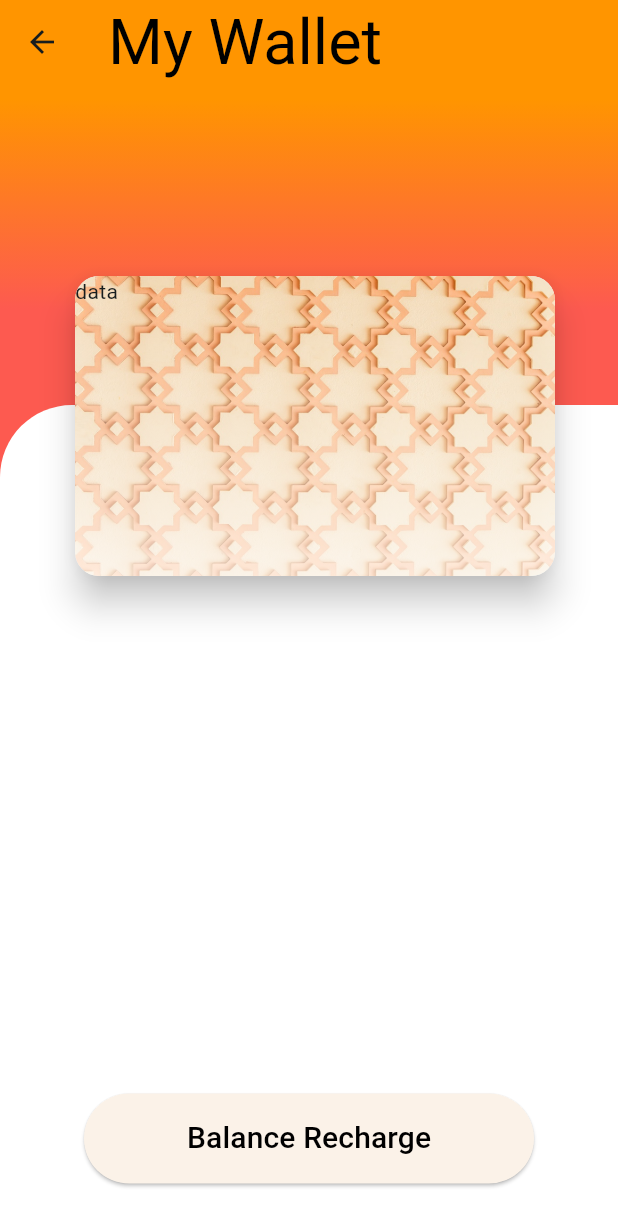
After one commit to BiScooter/BiScooter, a Flutter app: the MyWallet screen opened directly, on a phone screen of 412 x 824 dp. The commit adds this screen. Shown: the top 1226 px of the screen. Run offline on Flutter 3.47's test engine with Material 3 defaults, Android fonts, the phone set to English and light mode, and no system bars.

Commit message:
create the beginning structure of the wallet screen

```diff
--- a/biscooter/lib/screens/change_password.dart
+++ b/biscooter/lib/screens/change_password.dart
@@ -107,7 +107,7 @@ class _ChangePasswordState extends State<ChangePassword> {
                       ),
                     ),
 
-                    // the sing up button
+                    // the button
                     Expanded(
                       child: Padding(
                         padding: EdgeInsets.only(bottom: const MyDimensions().bottomButtonHeight),
--- /dev/null
+++ b/biscooter/lib/screens/my_wallet.dart
@@ -0,0 +1,155 @@
+// ignore_for_file: curly_braces_in_flow_control_structures
+
+import 'package:biscooter/services/my_dimensions.dart';
+import 'package:biscooter/widget/shadow_card.dart';
+import "package:flutter/material.dart";
+import 'package:biscooter/widget/white_card.dart';
+
+class MyWallet extends StatefulWidget {
+  const MyWallet({super.key});
+  @override
+  State<MyWallet> createState() => _MyWalletState();
+}
+
+class _MyWalletState extends State<MyWallet> {
+  final double _balanceCardWidth = 320;
+  final double _balanceCardHeight = 200;
+  @override
+  Widget build(BuildContext context) {
+    return Scaffold(
+      extendBodyBehindAppBar: true,
+      resizeToAvoidBottomInset: true,
+      appBar: AppBar(
+        title: const Text("My Wallet"),
+        backgroundColor: Colors.transparent,
+        elevation: 0,
+      ),
+
+      // the body of the page
+      body: Container(
+        // the styling
+        width: double.infinity,
+        decoration: BoxDecoration(
+          gradient: LinearGradient(
+            colors: [
+              Theme.of(context).colorScheme.surface,
+              Theme.of(context).colorScheme.surfaceTint,
+            ],
+            begin: Alignment.topCenter,
+            end: Alignment.bottomCenter,
+            stops: const [
+              0.08,
+              0.25,
+            ],
+          ),
+        ),
+
+        child: Stack(
+          children: [
+            Column(
+              children: [
+                SizedBox(
+                  height: const MyDimensions().spaceHeight + 90,
+                ),
+                // the white card container
+                const WhiteCard(
+                  top: 0,
+                  child: WhiteCardContent(),
+                ),
+              ],
+            ),
+            BalanceCard(
+              balanceCardWidth: _balanceCardWidth,
+              balanceCardHeight: _balanceCardHeight,
+              child: const Text('data')
+            ),
+          ],
+        ),
+      ),
+    );
+  }
+}
+
+class BalanceCard extends StatelessWidget {
+  final Widget child;
+  const BalanceCard({
+    super.key,
+    required double balanceCardWidth,
+    required double balanceCardHeight, required this.child,
+  })  : _balanceCardWidth = balanceCardWidth,
+        _balanceCardHeight = balanceCardHeight;
+
+  final double _balanceCardWidth;
+  final double _balanceCardHeight;
+
+  @override
+  Widget build(BuildContext context) {
+    return Positioned(
+      top: const MyDimensions().spaceHeight,
+      left: (MediaQuery.of(context).size.width - _balanceCardWidth) / 2,
+      child: ShadowCard(
+        radius: 16,
+        filter: 10,
+        child: Container(
+          decoration: const BoxDecoration(
+            image: DecorationImage(
+                image: AssetImage('assets/imgs/pattern.jpeg'),
+                fit: BoxFit.cover),
+          ),
+          height: _balanceCardHeight,
+          width: _balanceCardWidth,
+          child: Container(
+            decoration: const BoxDecoration(
+              gradient: LinearGradient(
+                begin: Alignment.topCenter,
+                end: Alignment.bottomCenter,
+                colors: [
+                  Color.fromARGB(0, 255, 255, 255),
+                  Color.fromARGB(173, 255, 255, 255),
+                ],
+              ),
+            ),
+            child: child,
+          ),
+        ),
+      ),
+    );
+  }
+}
+
+class WhiteCardContent extends StatelessWidget {
+  const WhiteCardContent({
+    super.key,
+  });
+
+  @override
+  Widget build(BuildContext context) {
+    return Column(
+      children: [
+        const Text('data'),
+        // The bottom button
+        Expanded(
+          child: Padding(
+            padding: EdgeInsets.only(
+                bottom: const MyDimensions().bottomButtonHeight),
+            child: Align(
+              alignment: Alignment.bottomCenter,
+              child: ElevatedButton(
+                onPressed: () {},
+                style: ButtonStyle(
+                  fixedSize: const MaterialStatePropertyAll(
+                    Size(300, 60),
+                  ),
+                  backgroundColor: MaterialStatePropertyAll(
+                      Theme.of(context).colorScheme.primaryContainer),
+                ),
+                child: Text("Balance Recharge",
+                    style: Theme.of(context).textTheme.labelLarge),
+              ),
+            ),
+          ),
+        ),
+      ],
+    );
+  }
+}
```
